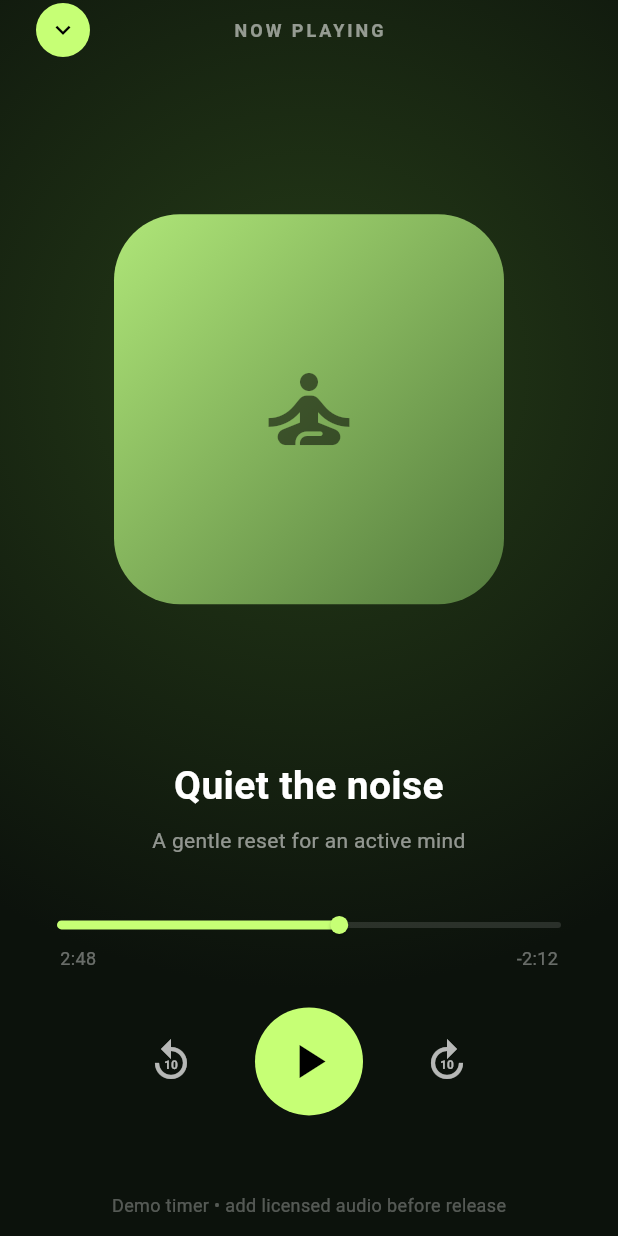
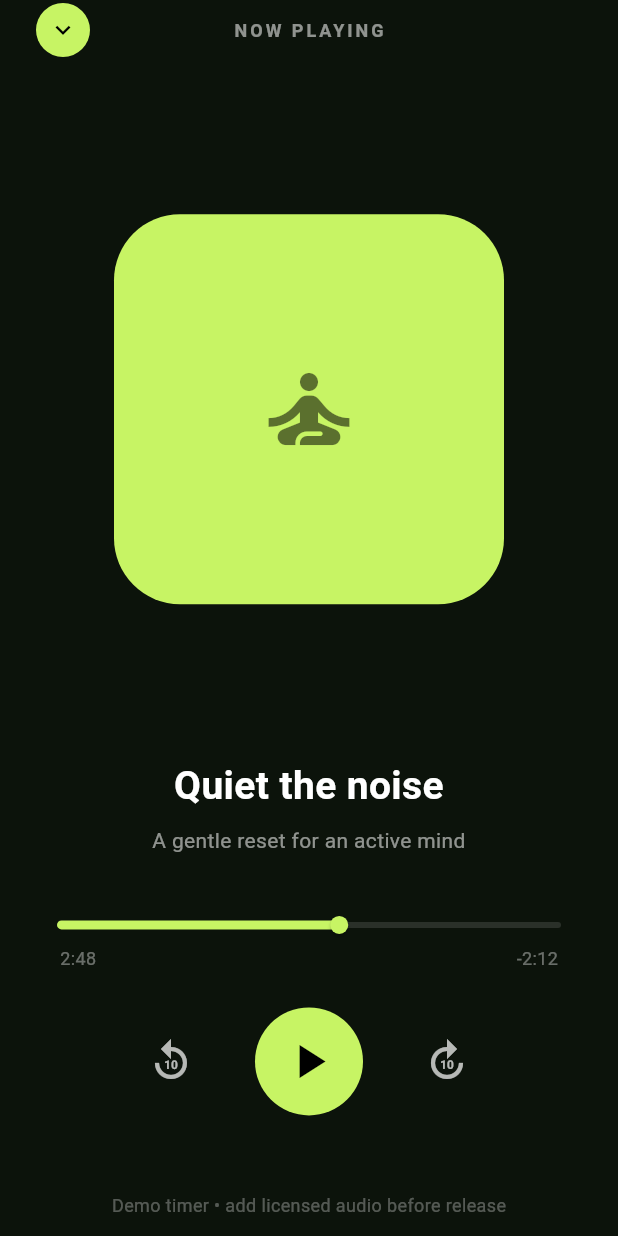
Before and after one commit to raiyan025/HushMind, a Flutter app: the MeditationPlayerScreen screen opened directly, on a phone screen of 412 x 824 dp. Run offline on Flutter 3.47's test engine with Material 3 defaults, Android fonts, the phone set to English and light mode, and no system bars.

Commit message:
meditation

```diff
--- a/lib/Member 1/meditation_session.dart
+++ b/lib/Member 1/meditation_session.dart
@@ -14,7 +14,8 @@ class _MeditationPlayerScreenState extends State<MeditationPlayerScreen> {
 
   bool _isPlaying = false;
   Timer? _timer;
-
+  static const Color green = Color(0xFFC7F464);
+  static const Color black = Color(0xFF0C130B);
   @override
   void dispose() {
     _timer?.cancel();
@@ -55,26 +56,17 @@ class _MeditationPlayerScreenState extends State<MeditationPlayerScreen> {
 
   @override
   Widget build(BuildContext context) {
-    const accentGreen = Color(0xFFC6FF75);
-    const darkBg = Color(0xFF0C120C);
     final remainingDuration = _totalDuration - _currentPosition;
 
     return Scaffold(
-      backgroundColor: darkBg,
+      backgroundColor: black,
       body: Container(
-        decoration: const BoxDecoration(
-          gradient: RadialGradient(
-            center: Alignment(0, -0.4),
-            radius: 1.0,
-            colors: [Color(0xFF263D18), darkBg],
-          ),
-        ),
+        decoration: const BoxDecoration(color: black),
         child: SafeArea(
           child: Padding(
             padding: const EdgeInsets.symmetric(horizontal: 24.0),
             child: Column(
               children: [
-                // Top Bar
                 SizedBox(
                   height: 40,
                   child: Stack(
@@ -101,20 +93,14 @@ class _MeditationPlayerScreenState extends State<MeditationPlayerScreen> {
                   ),
                 ),
                 const Spacer(flex: 2),
-
-                // Artwork Card
                 Container(
                   width: 260,
                   height: 260,
-                  decoration: BoxDecoration(
-                    gradient: const LinearGradient(
-                      begin: Alignment.topLeft,
-                      end: Alignment.bottomRight,
-                      colors: [Color(0xFFAFE678), Color(0xFF537A3D)],
-                    ),
-                    borderRadius: BorderRadius.circular(44),
+                  decoration: const BoxDecoration(
+                    color: green,
+                    borderRadius: BorderRadius.all(Radius.circular(44)),
                   ),
-                  child: Center(
+                  child: const Center(
                     child: Icon(
                       Icons.self_improvement,
                       size: 72,
@@ -123,8 +109,6 @@ class _MeditationPlayerScreenState extends State<MeditationPlayerScreen> {
                   ),
                 ),
                 const Spacer(flex: 2),
-
-                // Titles
                 const Text(
                   'Quiet the noise',
                   textAlign: TextAlign.center,
@@ -141,16 +125,14 @@ class _MeditationPlayerScreenState extends State<MeditationPlayerScreen> {
                   style: TextStyle(color: Colors.white54, fontSize: 14),
                 ),
                 const SizedBox(height: 32),
-
-                // Progress Bar
                 SliderTheme(
                   data: SliderTheme.of(context).copyWith(
                     trackHeight: 4,
                     thumbShape: const RoundSliderThumbShape(enabledThumbRadius: 6),
                     overlayShape: const RoundSliderOverlayShape(overlayRadius: 14),
-                    activeTrackColor: accentGreen,
+                    activeTrackColor: green,
                     inactiveTrackColor: Colors.white12,
-                    thumbColor: accentGreen,
+                    thumbColor: green,
                   ),
                   child: Slider(
                     value: _currentPosition.inSeconds.toDouble(),
@@ -179,8 +161,6 @@ class _MeditationPlayerScreenState extends State<MeditationPlayerScreen> {
                   ),
                 ),
                 const SizedBox(height: 24),
-
-                // Controls
                 Row(
                   mainAxisAlignment: MainAxisAlignment.center,
                   children: [
@@ -196,7 +176,7 @@ class _MeditationPlayerScreenState extends State<MeditationPlayerScreen> {
                         width: 72,
                         height: 72,
                         decoration: const BoxDecoration(
-                          color: accentGreen,
+                          color: green,
                           shape: BoxShape.circle,
                         ),
                         child: Icon(
@@ -215,8 +195,6 @@ class _MeditationPlayerScreenState extends State<MeditationPlayerScreen> {
                   ],
                 ),
                 const Spacer(flex: 1),
-
-                // Demo Notice
                 const Text(
                   'Demo timer • add licensed audio before release',
                   style: TextStyle(color: Colors.white30, fontSize: 12),
@@ -237,7 +215,7 @@ class _MeditationPlayerScreenState extends State<MeditationPlayerScreen> {
       child: Container(
         padding: const EdgeInsets.all(8),
         decoration: const BoxDecoration(
-          color: Color(0xFFC6FF75),
+          color: green,
           shape: BoxShape.circle,
         ),
         child: Icon(icon, size: 20, color: iconColor),
--- a/lib/Member 1/splash_screen.dart
+++ b/lib/Member 1/splash_screen.dart
@@ -15,7 +15,7 @@ class _SplashScreenState extends State<SplashScreen> {
   void initState() {
     super.initState();
     // Simulate initial loading or navigation delay
-    Future.delayed(const Duration(seconds: 10), () {
+    Future.delayed(const Duration(seconds: 3), () {
       if (!mounted) return;
 
       Navigator.pushReplacement(
```
Also changed, not shown: pubspec.lock.
